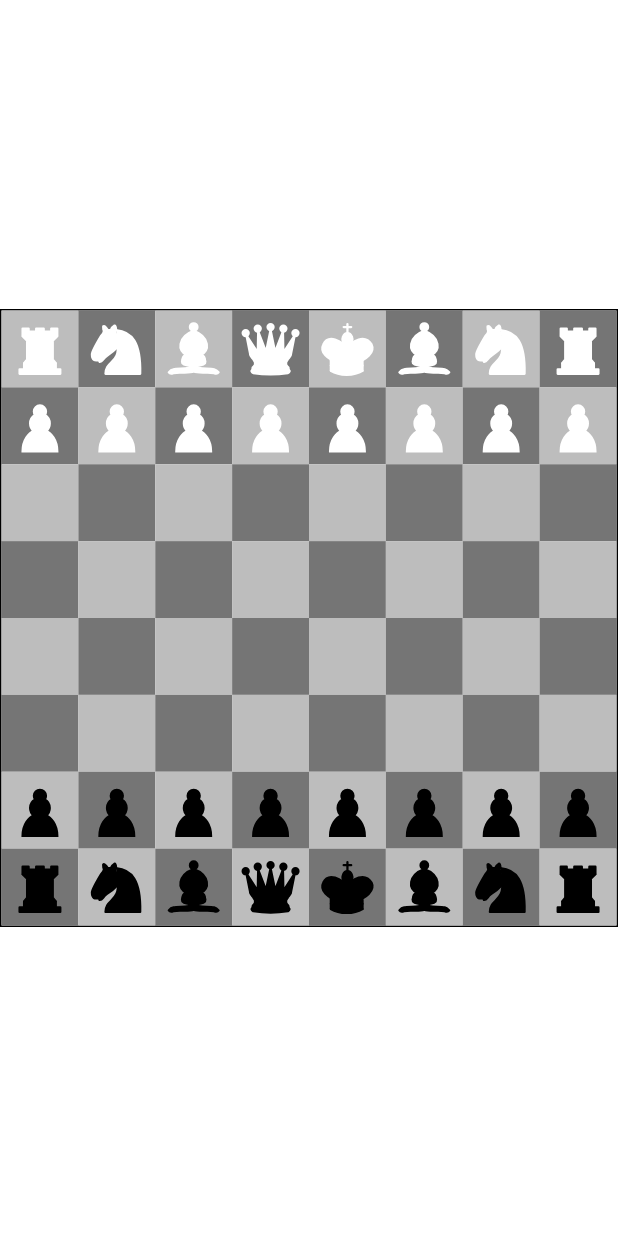
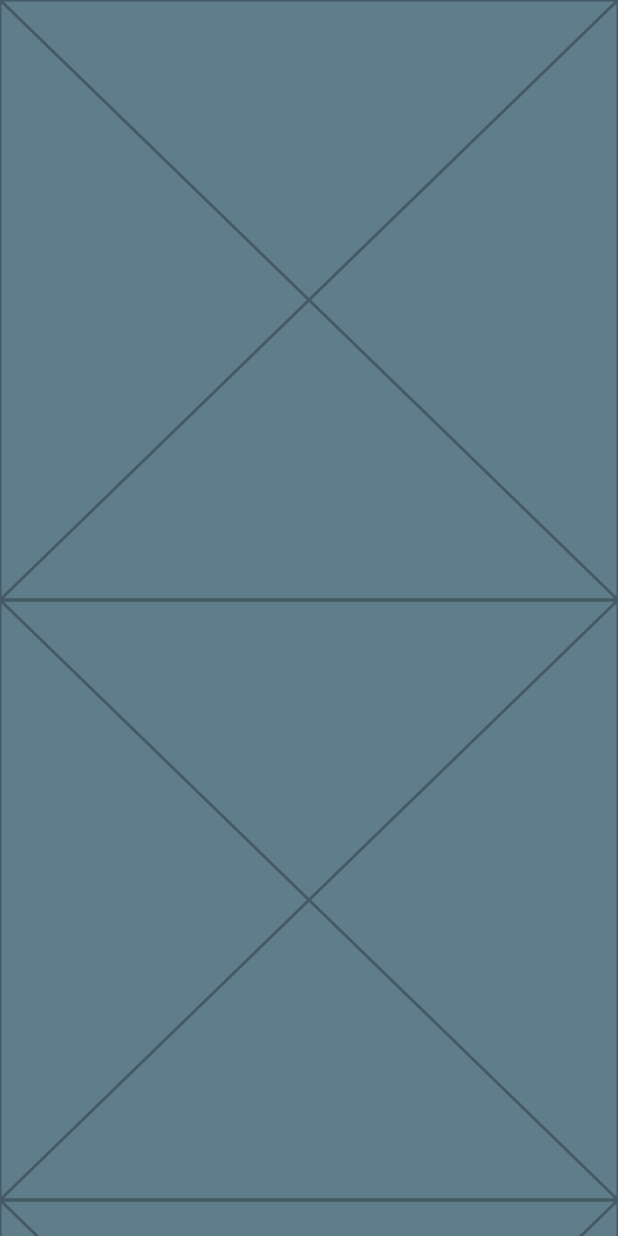
Before and after one commit to Jeeva111/flutter-chess-with-gemini, a Flutter app: the screen it shows after launch, on a phone screen of 412 x 824 dp. Run offline on Flutter 3.47's test engine with Material 3 defaults, Android fonts, the phone set to English and light mode, and no system bars; our stand-ins replace flutter_svg.

Commit message:
Adding home screen

```diff
--- /dev/null
+++ b/lib/home.dart
@@ -0,0 +1,19 @@
+import 'package:flutter/material.dart';
+
+class HomeScreen extends StatelessWidget {
+  const HomeScreen({super.key});
+
+  @override
+  Widget build(BuildContext context) {
+    return ColoredBox(color: Colors.blueGrey, child: ListView.builder(itemBuilder: (context, index) => MenuOption(),),);
+  }
+}
+
+class MenuOption extends StatelessWidget {
+  const MenuOption({super.key});
+
+  @override
+  Widget build(BuildContext context) {
+    return const Placeholder();
+  }
+}
--- a/lib/main.dart
+++ b/lib/main.dart
@@ -1,4 +1,4 @@
-import 'package:chess/game.dart';
+import 'package:chess/home.dart';
 import 'package:flutter/material.dart';
 
 void main() {
@@ -17,7 +17,7 @@ class Game extends StatelessWidget {
         colorScheme: ColorScheme.fromSeed(seedColor: Colors.deepPurple),
         useMaterial3: true,
       ),
-      home: const ChessGame(),
+      home: const HomeScreen(),
     );
   }
 }
```
